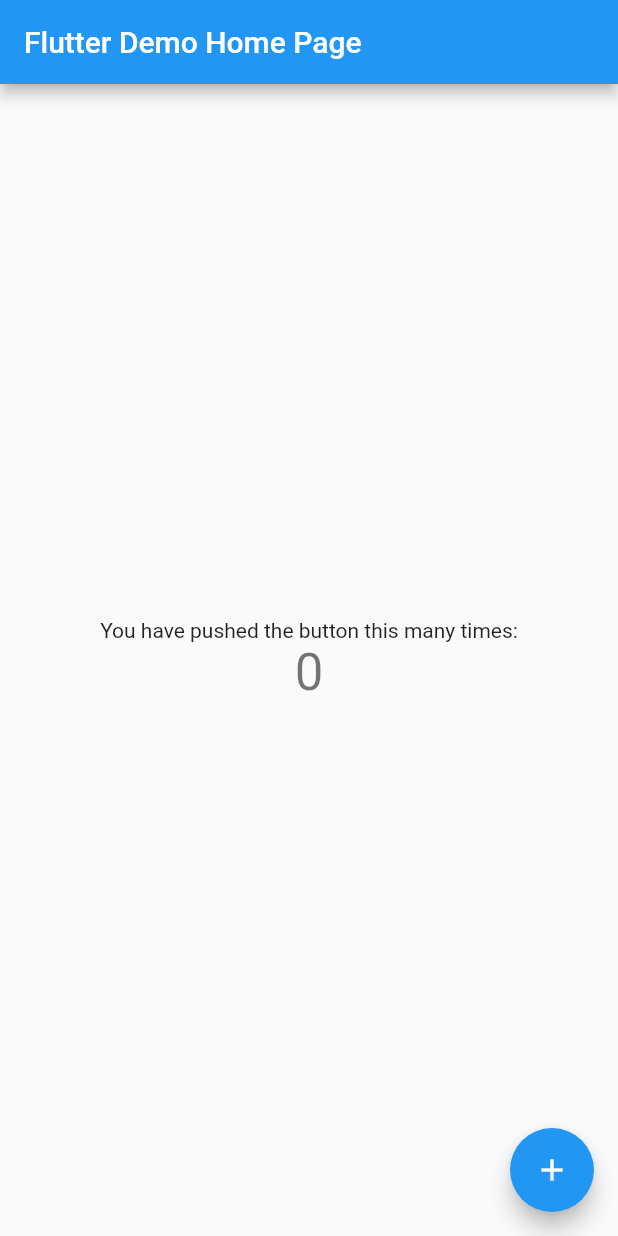
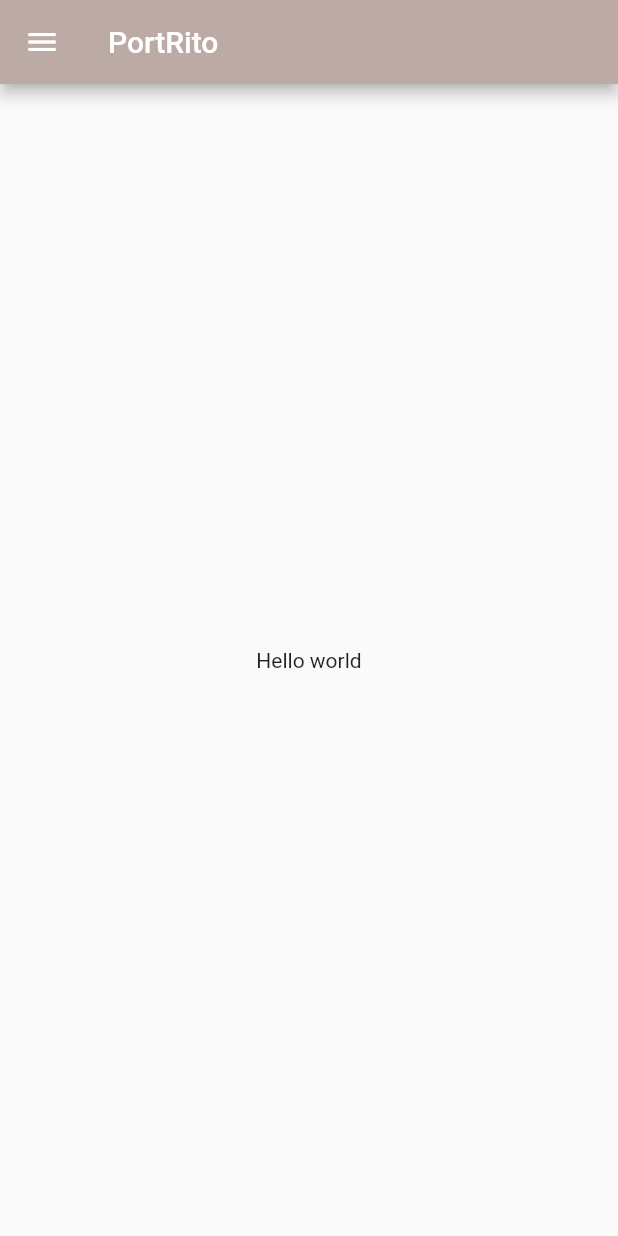
Before and after one commit to surendravj/PortRito, a Flutter app: the screen it shows after launch, on a phone screen of 412 x 824 dp. Run offline on Flutter 3.47's test engine with Material 2 defaults, Android fonts, the phone set to English and light mode, and no system bars; our stand-ins replace cloud_firestore; accounts and stored records are empty.

Commit message:
stage -2

```diff
--- a/lib/main.dart
+++ b/lib/main.dart
@@ -1,113 +1,16 @@
 import 'package:flutter/material.dart';
 
-void main() {
+import 'screens/home_screen.dart';
+
+void main(List<String> args) {
   runApp(MyApp());
 }
 
 class MyApp extends StatelessWidget {
-  // This widget is the root of your application.
   @override
   Widget build(BuildContext context) {
     return MaterialApp(
-      title: 'Flutter Demo',
-      theme: ThemeData(
-        // This is the theme of your application.
-        //
-        // Try running your application with "flutter run". You'll see the
-        // application has a blue toolbar. Then, without quitting the app, try
-        // changing the primarySwatch below to Colors.green and then invoke
-        // "hot reload" (press "r" in the console where you ran "flutter run",
-        // or simply save your changes to "hot reload" in a Flutter IDE).
-        // Notice that the counter didn't reset back to zero; the application
-        // is not restarted.
-        primarySwatch: Colors.blue,
-      ),
-      home: MyHomePage(title: 'Flutter Demo Home Page'),
+      home: Home()
     );
   }
 }
-
-class MyHomePage extends StatefulWidget {
-  MyHomePage({Key key, this.title}) : super(key: key);
-
-  // This widget is the home page of your application. It is stateful, meaning
-  // that it has a State object (defined below) that contains fields that affect
-  // how it looks.
-
-  // This class is the configuration for the state. It holds the values (in this
-  // case the title) provided by the parent (in this case the App widget) and
-  // used by the build method of the State. Fields in a Widget subclass are
-  // always marked "final".
-
-  final String title;
-
-  @override
-  _MyHomePageState createState() => _MyHomePageState();
-}
-
-class _MyHomePageState extends State<MyHomePage> {
-  int _counter = 0;
-
-  void _incrementCounter() {
-    setState(() {
-      // This call to setState tells the Flutter framework that something has
-      // changed in this State, which causes it to rerun the build method below
-      // so that the display can reflect the updated values. If we changed
-      // _counter without calling setState(), then the build method would not be
-      // called again, and so nothing would appear to happen.
-      _counter++;
-    });
-  }
-
-  @override
-  Widget build(BuildContext context) {
-    // This method is rerun every time setState is called, for instance as done
-    // by the _incrementCounter method above.
-    //
-    // The Flutter framework has been optimized to make rerunning build methods
-    // fast, so that you can just rebuild anything that needs updating rather
-    // than having to individually change instances of widgets.
-    return Scaffold(
-      appBar: AppBar(
-        // Here we take the value from the MyHomePage object that was created by
-        // the App.build method, and use it to set our appbar title.
-        title: Text(widget.title),
-      ),
-      body: Center(
-        // Center is a layout widget. It takes a single child and positions it
-        // in the middle of the parent.
-        child: Column(
-          // Column is also a layout widget. It takes a list of children and
-          // arranges them vertically. By default, it sizes itself to fit its
-          // children horizontally, and tries to be as tall as its parent.
-          //
-          // Invoke "debug painting" (press "p" in the console, choose the
-          // "Toggle Debug Paint" action from the Flutter Inspector in Android
-          // Studio, or the "Toggle Debug Paint" command in Visual Studio Code)
-          // to see the wireframe for each widget.
-          //
-          // Column has various properties to control how it sizes itself and
-          // how it positions its children. Here we use mainAxisAlignment to
-          // center the children vertically; the main axis here is the vertical
-          // axis because Columns are vertical (the cross axis would be
-          // horizontal).
-          mainAxisAlignment: MainAxisAlignment.center,
-          children: <Widget>[
-            Text(
-              'You have pushed the button this many times:',
-            ),
-            Text(
-              '$_counter',
-              style: Theme.of(context).textTheme.headline4,
-            ),
-          ],
-        ),
-      ),
-      floatingActionButton: FloatingActionButton(
-        onPressed: _incrementCounter,
-        tooltip: 'Increment',
-        child: Icon(Icons.add),
-      ), // This trailing comma makes auto-formatting nicer for build methods.
-    );
-  }
-}
--- /dev/null
+++ b/lib/models/product_model.dart
@@ -0,0 +1,14 @@
+import 'package:flutter/cupertino.dart';
+
+class ProductModel with ChangeNotifier {
+  final String name;
+  final String imagePath;
+  final int price;
+  final int quantity;
+  final String typeOfPortrait;
+  final bool isPuchased;
+  final int rating;
+
+  ProductModel(this.name, this.imagePath, this.price, this.quantity,
+      this.typeOfPortrait, this.isPuchased, this.rating);
+}
--- /dev/null
+++ b/lib/screens/home_screen.dart
@@ -0,0 +1,30 @@
+import 'package:flutter/material.dart';
+import 'package:port/services/products.dart';
+
+class Home extends StatefulWidget {
+  @override
+  _HomeState createState() => _HomeState();
+}
+
+class _HomeState extends State<Home> {
+  @override
+  void initState() {
+    Products().getData();
+    super.initState();
+  }
+
+  @override
+  Widget build(BuildContext context) {
+    return SafeArea(
+        child: Scaffold(
+      appBar: AppBar(
+        title: Text('PortRito'),
+        backgroundColor: Colors.brown[200],
+      ),
+      drawer: Drawer(),
+      body: Center(
+        child: Text('Hello world'),
+      ),
+    ));
+  }
+}
--- /dev/null
+++ b/lib/services/products.dart
@@ -0,0 +1,13 @@
+import 'package:cloud_firestore/cloud_firestore.dart';
+
+class Products {
+  final CollectionReference _firestore = Firestore.instance.collection('Arts');
+
+  getData() async {
+    await _firestore.getDocuments().then((QuerySnapshot snapshot) => {
+          snapshot.documents.forEach((element) {
+            print(element.data);
+          })
+        });
+  }
+}
--- a/pubspec.yaml
+++ b/pubspec.yaml
@@ -19,6 +19,10 @@ environment:
 dependencies:
   flutter:
     sdk: flutter
+  cloud_firestore: ^0.13.4+2
+  firebase_auth: ^0.15.5+3
+  provider: ^4.0.4
+  flutter_spinkit: ^4.1.2
 
 
   # The following adds the Cupertino Icons font to your application.
```
Also changed, not shown: pubspec.lock.
